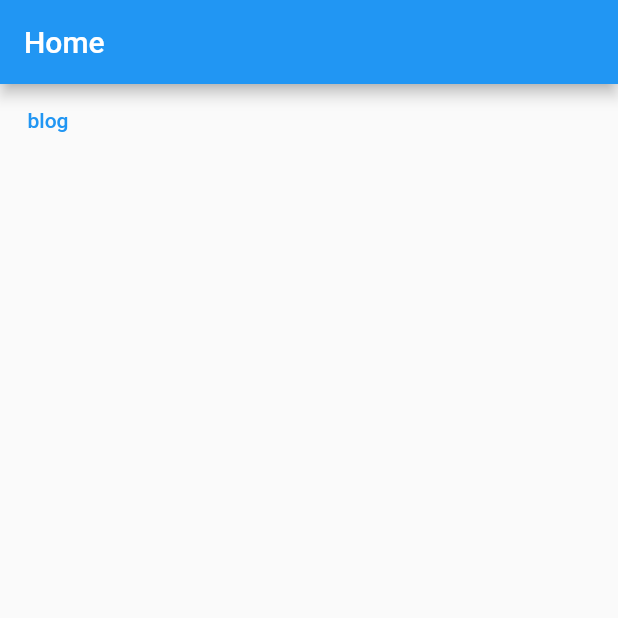
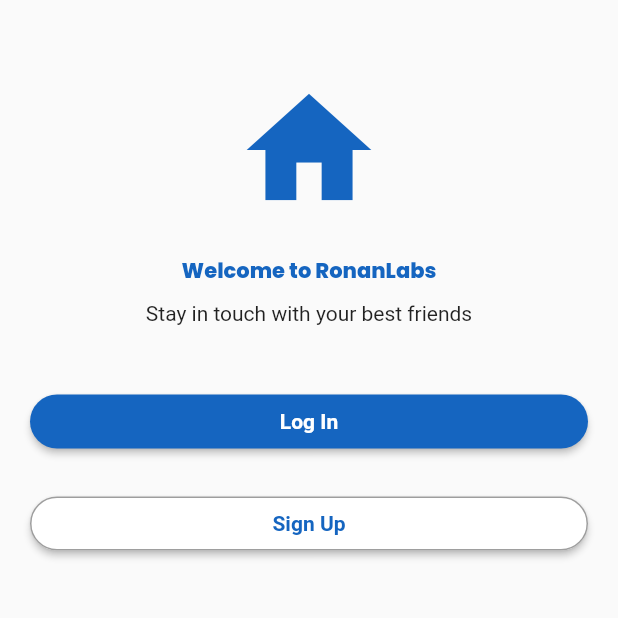
Before and after one commit to RonanLabs/flutter_demo_app, a Flutter app: the screen it shows after launch, on a phone screen of 412 x 824 dp, the top half of it. Run offline on Flutter 3.47's test engine with Material 2 defaults, Android fonts, the phone set to English and light mode, and no system bars; our stand-ins replace google_fonts; generated files the repository leaves out were written again.

Commit message:
add i10n and google fonts, update home page layout

```diff
--- /dev/null
+++ b/flutter_demo_app/l10n.yaml
@@ -0,0 +1,3 @@
+arb-dir: lib/l10n
+template-arb-file: app_en.arb
+output-localization-file: app_localizations.dart
--- a/flutter_demo_app/lib/extensions/app_widget_ext.dart
+++ b/flutter_demo_app/lib/extensions/app_widget_ext.dart
@@ -2,12 +2,15 @@
 import 'package:flutter_demo_app/views/home/home_page.dart';
 import 'package:flutter_demo_app/views/app/app_page.dart';
 import 'package:flutter_demo_app/views/blog/blog_page.dart';
+import 'package:flutter_demo_app/views/register/register_page.dart';
 
 extension AppWidgetExt on String {
   Widget getWidget(List<String> args) {
     switch (this) {
       case AppPage.blogPage:
         return BlogPage(args);
+      case AppPage.registerPage:
+        return const RegisterPage();
       default:
         return const HomePage();
     }
--- /dev/null
+++ b/flutter_demo_app/lib/helpers/color_helper.dart
@@ -0,0 +1,7 @@
+import 'package:flutter/material.dart';
+
+class ColorHelper {
+  static get blue => Colors.blue.shade800;
+
+  static get grey => Colors.grey;
+}
--- /dev/null
+++ b/flutter_demo_app/lib/l10n/app_en.arb
@@ -0,0 +1,7 @@
+{
+  "helloWorld": "Hello World!",
+  "homeTitle": "Welcome to RonanLabs",
+  "homeSubtitle": "Stay in touch with your best friends",
+  "homeLogIn": "Log In",
+  "homeSignUp": "Sign Up"
+}
--- /dev/null
+++ b/flutter_demo_app/lib/l10n/app_zh.arb
@@ -0,0 +1,5 @@
+{
+  "helloWorld": "你好 世界!",
+  "homeTitle": "Welcome to RonanLabs",
+  "homeSubtitle": "Stay in touch with your best friends"
+}
--- a/flutter_demo_app/lib/views/app/app.dart
+++ b/flutter_demo_app/lib/views/app/app.dart
@@ -2,6 +2,7 @@
 import 'package:flutter_demo_app/views/app/app_route_delegate.dart';
 import 'package:flutter_demo_app/views/app/app_route_parser.dart';
 import 'package:flutter_demo_app/view_models/blog_view_model.dart';
+import 'package:flutter_gen/gen_l10n/app_localizations.dart';
 import 'package:provider/provider.dart';
 
 class App extends StatelessWidget {
@@ -17,6 +18,8 @@
         providers: [ChangeNotifierProvider(create: (_) => BlogViewModel())],
         child: MaterialApp.router(
           title: 'Flutter Demo',
+          localizationsDelegates: AppLocalizations.localizationsDelegates,
+          supportedLocales: AppLocalizations.supportedLocales,
           theme: ThemeData(
             primarySwatch: Colors.blue,
             visualDensity: VisualDensity.adaptivePlatformDensity,
--- a/flutter_demo_app/lib/views/app/app_page.dart
+++ b/flutter_demo_app/lib/views/app/app_page.dart
@@ -1,3 +1,4 @@
 class AppPage {
-  static const String blogPage = 'blog';
+  static const blogPage = 'blog';
+  static const registerPage = 'register';
 }
--- a/flutter_demo_app/lib/views/home/home_page_state.dart
+++ b/flutter_demo_app/lib/views/home/home_page_state.dart
@@ -1,21 +1,62 @@
 import 'package:flutter/material.dart';
+import 'package:flutter_demo_app/extensions/app_column_ext.dart';
+import 'package:flutter_demo_app/extensions/app_container_ext.dart';
+import 'package:flutter_demo_app/extensions/app_gesture_detector_ext.dart';
+import 'package:flutter_demo_app/extensions/app_padding_ext.dart';
+import 'package:flutter_demo_app/extensions/app_row_ext.dart';
+import 'package:flutter_demo_app/helpers/color_helper.dart';
 import 'package:flutter_demo_app/views/app/app_route_delegate.dart';
 import 'package:flutter_demo_app/views/home/home_page.dart';
+import 'package:flutter_gen/gen_l10n/app_localizations.dart';
+import 'package:google_fonts/google_fonts.dart';
 
 class HomePageState extends State<HomePage> {
   @override
   Widget build(BuildContext context) {
-    return Scaffold(
-      appBar: AppBar(title: const Text('Home')),
-      body: Column(
-        children: [
-          TextButton(
-              onPressed: () {
-                AppRouteDelegate.of(context).push('/blog/123');
-              },
-              child: const Text('blog'))
-        ],
+    return [
+      Icon(
+        Icons.home,
+        size: 100,
+        color: ColorHelper.blue,
       ),
-    );
+      Text(
+        AppLocalizations.of(context)!.homeTitle,
+        style: GoogleFonts.poppins(
+            textStyle: TextStyle(
+                color: ColorHelper.blue, fontWeight: FontWeight.w800)),
+      ).padding(0, 20, 0, 10),
+      Text(
+        AppLocalizations.of(context)!.homeSubtitle,
+      ),
+      [
+        Expanded(
+            child: ElevatedButton(
+                style: ElevatedButton.styleFrom(
+                    primary: ColorHelper.blue, shape: const StadiumBorder()),
+                onPressed: () {},
+                child: Text(
+                  AppLocalizations.of(context)!.homeLogIn,
+                  style: const TextStyle(fontWeight: FontWeight.bold),
+                )).padding(0, 40, 0, 0))
+      ].row(),
+      [
+        Expanded(
+            child: ElevatedButton(
+                style: ElevatedButton.styleFrom(
+                  primary: Colors.white,
+                  side: BorderSide(
+                    color: ColorHelper.grey,
+                    width: 1,
+                  ),
+                  shape: const StadiumBorder(),
+                ),
+                onPressed: () => AppRouteDelegate.of(context).push('/register'),
+                child: Text(
+                  AppLocalizations.of(context)!.homeSignUp,
+                  style: TextStyle(
+                      color: ColorHelper.blue, fontWeight: FontWeight.bold),
+                )).padding(0, 20, 0, 0))
+      ].row()
+    ].column().padding(20, 50, 20, 0).gestureDetector(context).rootContainer();
   }
 }
```
Also changed, not shown: flutter_demo_app/lib/extensions/app_bar_ext.dart (added, +9 -0 lines), flutter_demo_app/lib/extensions/app_column_ext.dart (added, +10 -0 lines), flutter_demo_app/lib/extensions/app_container_ext.dart (added, +10 -0 lines), flutter_demo_app/lib/extensions/app_gesture_detector_ext.dart (added, +10 -0 lines), flutter_demo_app/lib/extensions/app_padding_ext.dart (added, +10 -0 lines), flutter_demo_app/lib/extensions/app_row_ext.dart (added, +10 -0 lines), flutter_demo_app/lib/views/blog/blog_page_state.dart (+9 -1 lines), flutter_demo_app/lib/views/register/register_page.dart (added, +9 -0 lines), flutter_demo_app/lib/views/register/register_page_state.dart (added, +14 -0 lines), flutter_demo_app/pubspec.yaml (+7 -1 lines), flutter_demo_app/pubspec.lock, 1 other file.
